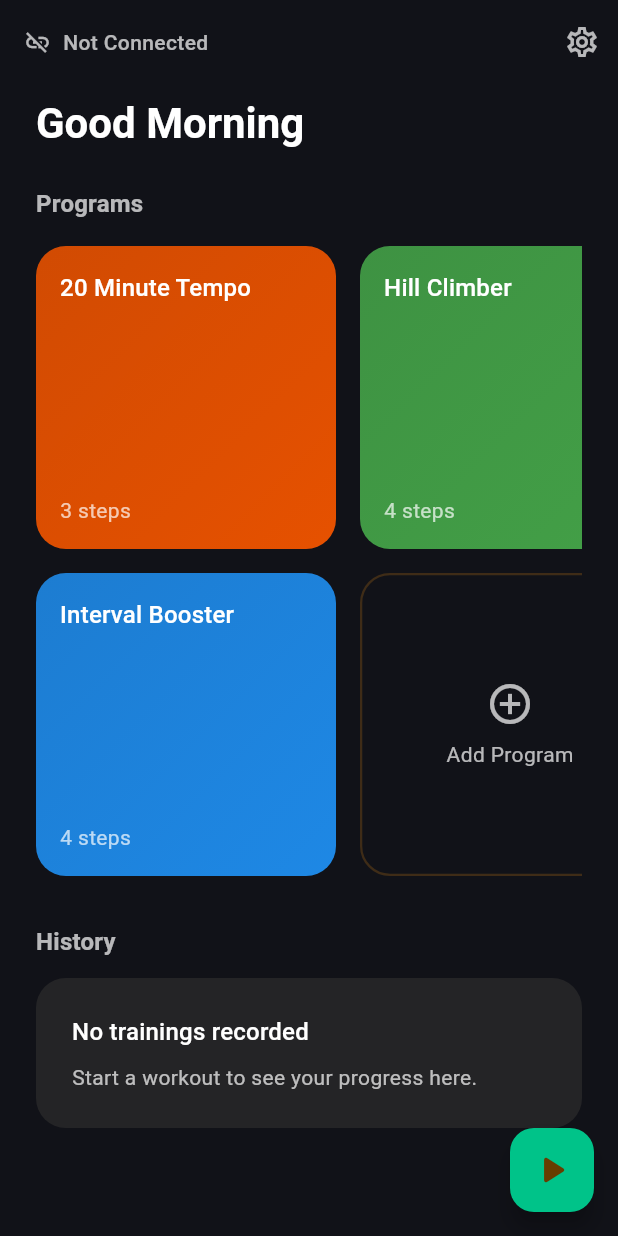
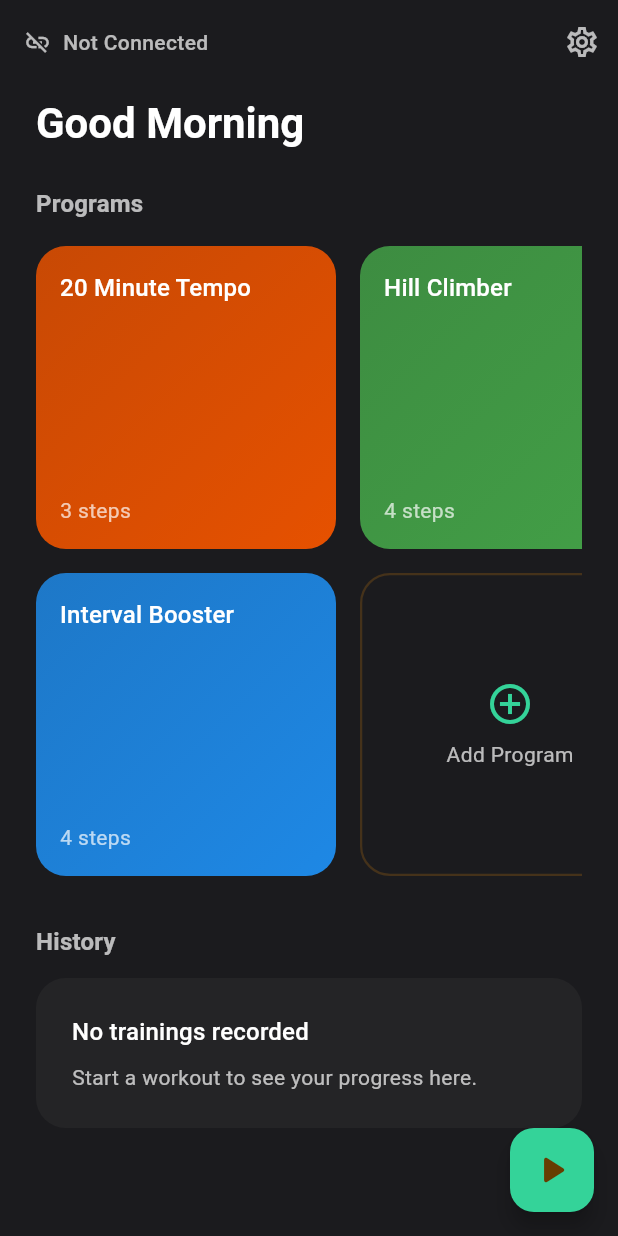
Before and after one commit to Jarkyman/tread_runner, a Flutter app: the screen it shows after launch, on a phone screen of 412 x 824 dp. Run offline on Flutter 3.47's test engine with Material 3 defaults, Android fonts, the phone set to English and light mode, and no system bars; our stand-ins replace equatable, firebase_analytics, firebase_core, flutter_bloc, isar, shared_preferences; missing offline and left inert: flutter_reactive_ble; accounts and stored records are empty; generated files the repository leaves out were written again.

Commit message:
style: added app color for easy use

```diff
--- /dev/null
+++ b/lib/core/theme/app_colors.dart
@@ -0,0 +1,17 @@
+import 'package:flutter/material.dart';
+
+class AppColors {
+  const AppColors._();
+
+  static const Color primary = Color(0xFF34D399);
+  static const Color secondary = Color(0xFF242426);
+  static const Color background = Color(0xFF1B1B1E);
+  static const Color error = Color(0xFFC43B3B);
+  static const Color blue = Color(0xFF646AF2);
+  static const Color pink = Color(0xFFE84DA3);
+  static const Color orange = Color(0xFFF04E43);
+  static const Color yellow = Color(0xFFF0F043);
+
+  static Color gradientOverlay(Color color, {double opacity = 0.85}) =>
+      color.withAlpha((opacity * 255).round());
+}
--- a/lib/features/dashboard/presentation/dashboard_screen.dart
+++ b/lib/features/dashboard/presentation/dashboard_screen.dart
@@ -4,6 +4,7 @@ import 'package:flutter_bloc/flutter_bloc.dart';
 import '../../../core/analytics/analytics_service.dart';
 import '../../../core/ble/connection_cubit.dart' as connection;
 import '../../../core/ble/treadmill_service.dart';
+import '../../../core/theme/app_colors.dart';
 import '../../../domain/models/workout_plan.dart';
 import '../../../domain/models/workout_session.dart';
 import '../../dashboard/cubit/dashboard_cubit.dart';
@@ -34,7 +35,7 @@ class _DashboardScreenState extends State<DashboardScreen> {
   Widget build(BuildContext context) {
     final theme = Theme.of(context);
     return Scaffold(
-      backgroundColor: const Color(0xFF111218),
+      backgroundColor: AppColors.background,
       appBar: AppBar(
         backgroundColor: Colors.transparent,
         elevation: 0,
@@ -58,7 +59,7 @@ class _DashboardScreenState extends State<DashboardScreen> {
         ],
       ),
       floatingActionButton: FloatingActionButton(
-        backgroundColor: const Color(0xFF00C389),
+        backgroundColor: AppColors.primary,
         onPressed: () {
           Navigator.of(context).pushNamed(PreWorkoutScreen.routeName);
         },
@@ -234,7 +235,7 @@ class _ProgramCard extends StatelessWidget {
       decoration: BoxDecoration(
         borderRadius: BorderRadius.circular(20),
         gradient: LinearGradient(
-          colors: [color.withAlpha((0.9 * 255).round()), color],
+          colors: [AppColors.gradientOverlay(color), color],
           begin: Alignment.topLeft,
           end: Alignment.bottomRight,
         ),
@@ -281,7 +282,7 @@ class _AddProgramCard extends StatelessWidget {
               Icon(
                 Icons.add_circle_outline,
                 size: 32,
-                color: Colors.white.withAlpha((0.7 * 255).round()),
+                color: AppColors.primary,
               ),
               const SizedBox(height: 8),
               Text(
@@ -400,7 +401,7 @@ class _HistoryList extends StatelessWidget {
           margin: const EdgeInsets.symmetric(vertical: 8),
           padding: const EdgeInsets.all(16),
           decoration: BoxDecoration(
-            color: const Color(0xFF1B1C24),
+            color: AppColors.secondary,
             borderRadius: BorderRadius.circular(20),
           ),
           child: Row(
@@ -410,7 +411,7 @@ class _HistoryList extends StatelessWidget {
                 height: 44,
                 decoration: BoxDecoration(
                   shape: BoxShape.circle,
-                  color: Colors.white.withAlpha((0.08 * 255).round()),
+                  color: Colors.white.withAlpha((0.1 * 255).round()),
                 ),
                 child: const Icon(Icons.local_fire_department, color: Colors.white70),
               ),
```
